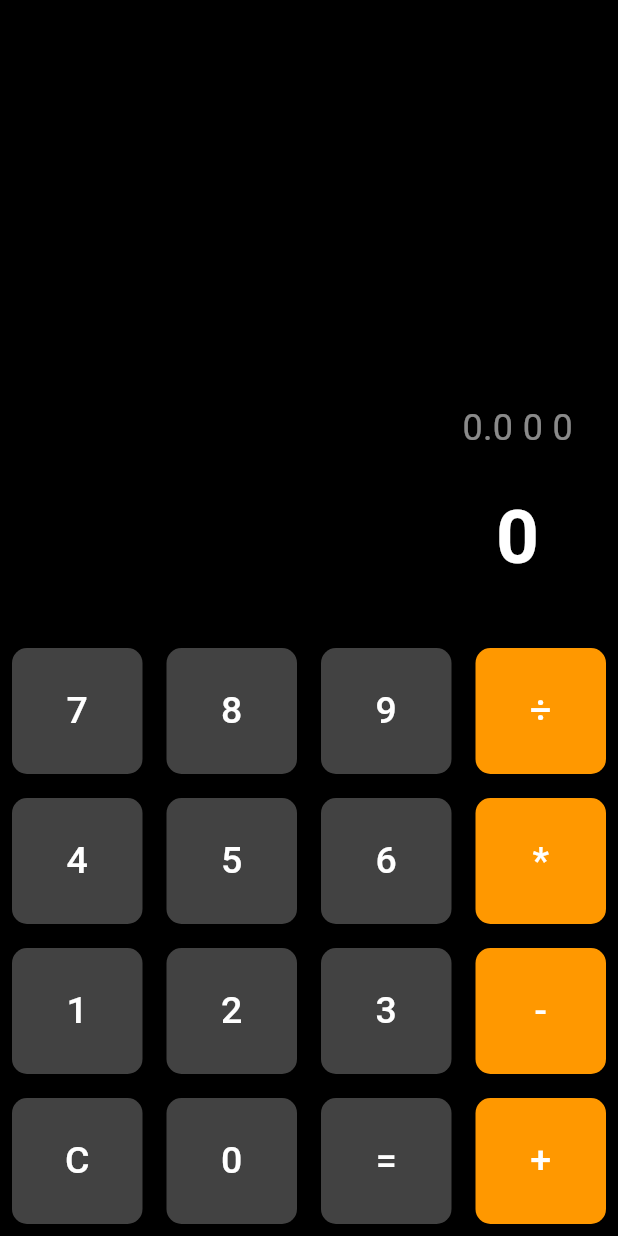
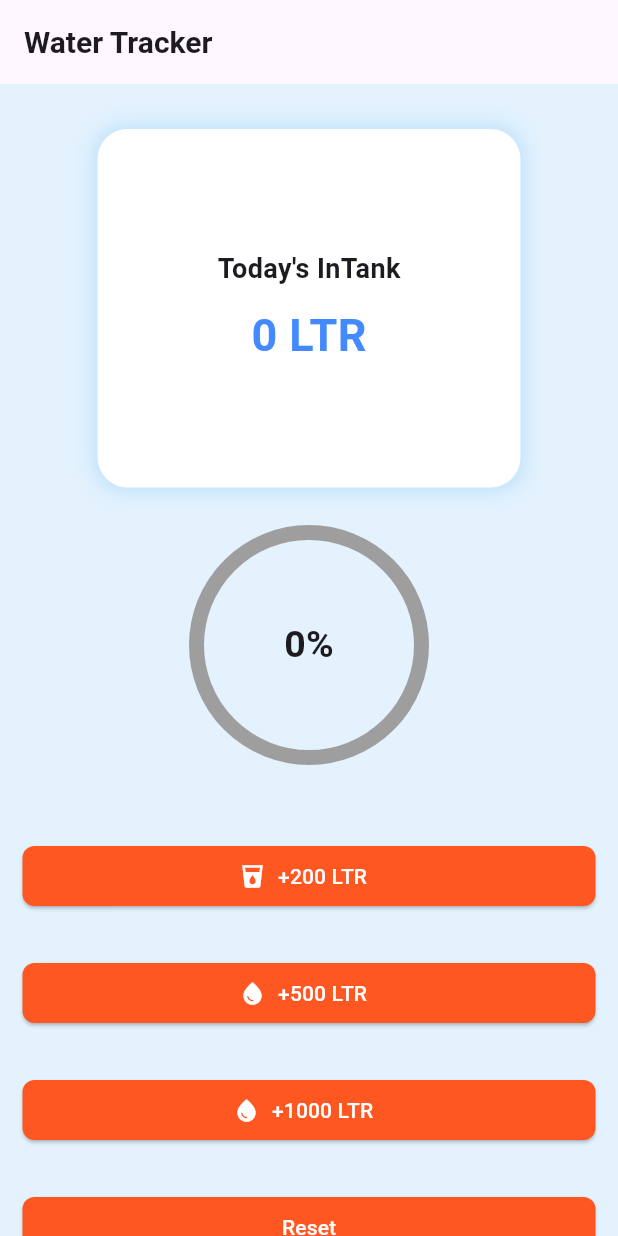
Before and after one commit to taufiqurSabbir/ostad_flutter_11, a Flutter app: the screen it shows after launch, on a phone screen of 412 x 824 dp. Run offline on Flutter 3.47's test engine with Material 3 defaults, Android fonts, the phone set to English and light mode, and no system bars.

Commit message:
module_11_class_3

```diff
--- a/lib/app.dart
+++ b/lib/app.dart
@@ -5,6 +5,7 @@ import 'package:flutter_ostad_11/home.dart';
 import 'flutter_class_3.dart';
 import 'module_11/class_1/counter_app.dart';
 import 'module_11/class_2/CalculatorApp.dart';
+import 'module_11/class_3/WaterTracker.dart';
 import 'module_8/assignment.dart';
 import 'module_8/list_view.dart';
 import 'module_8/modue_8_class_2.dart';
@@ -60,14 +61,15 @@ class MyApp extends StatelessWidget{
         )
       ),
       title: 'Batch 11 flutter',
-      initialRoute: '/calculator',
+      initialRoute: '/WaterTracker',
       routes: {
         '/home' :(contex) => TravelHomeScreen(),
         '/class1': (context) =>Alert(),
         '/class2' : (context) => OwnWidget(),
         '/class3' : (context) => class3(),
         '/counterApp' : (context) => CounterApp(),
-        '/calculator' : (context) => CalculatorApp()
+        '/calculator' : (context) => CalculatorApp(),
+        '/WaterTracker' : (context) => WaterTracker()
       },
 
 
--- /dev/null
+++ b/lib/module_11/class_3/WaterTracker.dart
@@ -0,0 +1,158 @@
+import 'dart:async';
+
+import 'package:flutter/material.dart';
+import 'package:flutter_ostad_11/module_11/class_3/widget/add_water_btn.dart';
+
+class WaterTracker extends StatefulWidget {
+  const WaterTracker({super.key});
+
+  @override
+  State<WaterTracker> createState() => _WaterTrackerState();
+}
+
+class _WaterTrackerState extends State<WaterTracker> {
+  int currentInTake = 0;
+  final int goal = 5000;
+  Timer ? _time;
+
+  @override
+  void initState() {
+    // TODO: implement initState
+    super.initState();
+    _time = Timer.periodic(Duration(seconds: 1), (timer) {
+
+      print(timer.tick);
+
+        if(currentInTake > 0){
+          setState(() {
+            currentInTake = (currentInTake-1).clamp(0, goal);
+          });
+        }
+
+    });
+  }
+
+
+  void waterAdd(int amount){
+    setState(() {
+      currentInTake = (currentInTake + amount).clamp(0, goal);
+    });
+  }
+
+  void resetTank(){
+    setState(() {
+      currentInTake = 0;
+    });
+  }
+
+  @override
+  Widget build(BuildContext context) {
+    double progress = (currentInTake/goal).clamp(0, 1);
+    return Scaffold(
+      backgroundColor: Colors.blue.shade50,
+      appBar: AppBar(
+        title: Text(
+          'Water Tracker',
+          style: TextStyle(fontSize: 20, fontWeight: FontWeight.bold),
+        ),
+      ),
+      body: SingleChildScrollView(
+        child: Center(
+          child: Column(
+            children: [
+              SizedBox(
+                height: 30,
+              ),
+              Container(
+                padding: EdgeInsets.all(80),
+                decoration: BoxDecoration(
+                  color: Colors.white,
+                  borderRadius: BorderRadius.circular(20),
+                  boxShadow: [
+                    BoxShadow(
+                        color: Colors.blue.withOpacity(0.2),
+                        blurRadius: 10,
+                        spreadRadius: 2)
+                  ],
+                ),
+                child: Column(
+                  children: [
+                    Text(
+                      'Today\'s InTank',
+                      style: TextStyle(fontSize: 18, fontWeight: FontWeight.bold),
+                    ),
+                    SizedBox(
+                      height: 10,
+                    ),
+                    Text(
+                      '${currentInTake} LTR',
+                      style: TextStyle(
+                          fontSize: 30,
+                          fontWeight: FontWeight.bold,
+                          color: Colors.blueAccent),
+                    )
+                  ],
+                ),
+              ),
+
+              SizedBox(
+                height: 30,
+              ),
+
+              // 0-1 | 0.1 = 10 | 0.5 = 50%
+              Stack(
+                alignment: Alignment.center,
+                children: [
+                  SizedBox(
+                    height: 150,
+                    width: 150,
+                    child: CircularProgressIndicator(
+                      backgroundColor: Colors.grey,
+                      color: Colors.blue,
+                      strokeWidth: 10,
+                      value: progress,
+                    ),
+                  ),
+                  Text(
+                    '${(progress*100).toInt()}%',
+                    style: TextStyle(fontSize: 25, fontWeight: FontWeight.bold),
+                  )
+                ],
+              ),
+
+              SizedBox(
+                height: 40,
+              ),
+
+
+
+
+              Wrap(
+
+                children: [
+
+                  addWaterbtn(amount: 200, onClick:()=> waterAdd(200), icon: Icons.local_drink,),
+                  addWaterbtn(amount: 500, onClick: ()=> waterAdd(500),),
+                  addWaterbtn(amount: 1000, onClick: ()=> waterAdd(1000),),
+
+
+                ],
+              ),
+
+              Padding(
+                padding: const EdgeInsets.all(15.0),
+                child: SizedBox(
+                  width: double.infinity,
+                  child: ElevatedButton(
+                    onPressed: ()=>resetTank(),
+                    child: Text('Reset'),
+                  ),
+                ),
+              )
+            ],
+          ),
+        ),
+      ),
+    );
+  }
+}
--- /dev/null
+++ b/lib/module_11/class_3/widget/add_water_btn.dart
@@ -0,0 +1,26 @@
+import 'package:flutter/material.dart';
+
+class addWaterbtn extends StatelessWidget {
+  final int amount;
+  IconData ? icon;
+  final VoidCallback onClick;
+
+   addWaterbtn({
+    super.key, required this.amount, required this.onClick, this.icon
+  });
+
+  @override
+  Widget build(BuildContext context) {
+    return SizedBox(
+      width: double.infinity,
+      child: Padding(
+        padding: const EdgeInsets.all(15.0),
+        child: ElevatedButton.icon(
+          onPressed: onClick,
+          icon: Icon(icon ?? Icons.water_drop),
+          label: Text('+${amount} LTR'),
+        ),
+      ),
+    );
+  }
+}
```
